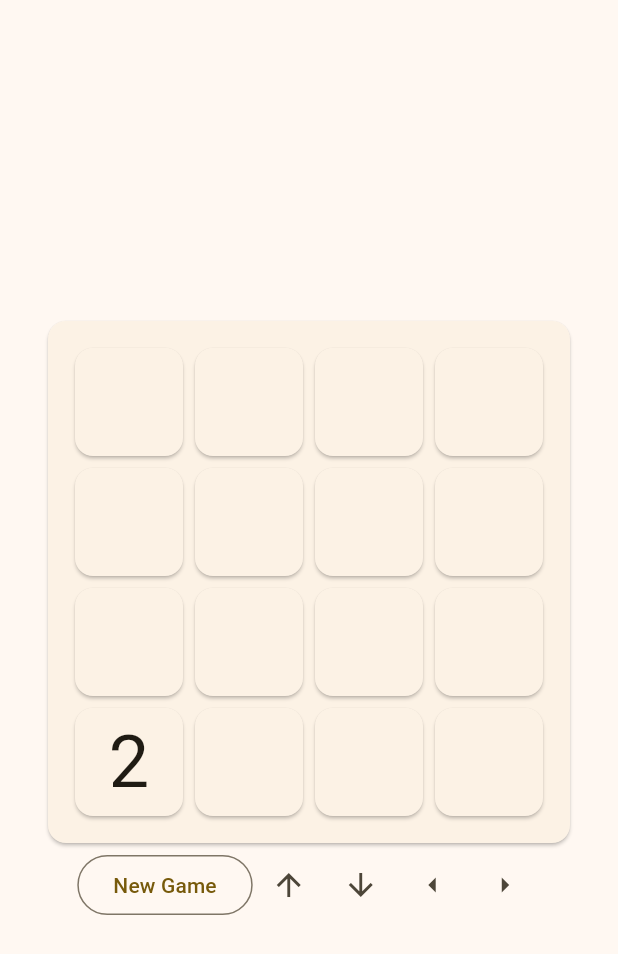
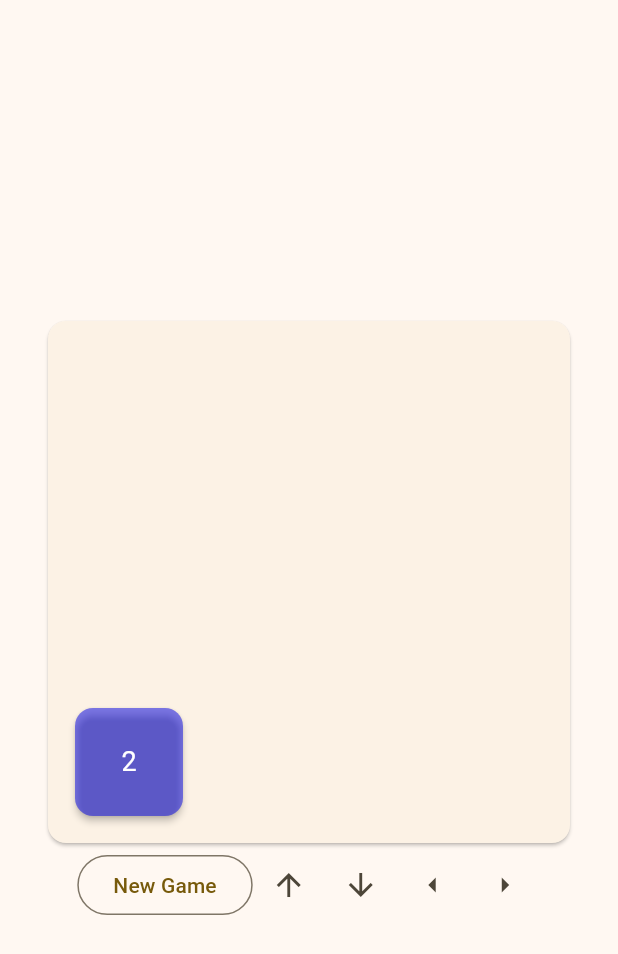
Before and after one commit to selbiew/twenty_forty_eight, a Flutter app: the screen it shows after launch, after a tap on "New Game", on a phone screen of 412 x 824 dp. Shown: the top 954 px of the screen. Run offline on Flutter 3.47's test engine with Material 3 defaults, Android fonts, the phone set to English and light mode, and no system bars; our stand-ins replace equatable, flutter_bloc.

Commit message:
Add color to tiles. Reduce tile fontsize.

```diff
--- a/lib/game_bloc.dart
+++ b/lib/bloc/game_bloc.dart
@@ -1,6 +1,6 @@
 import 'package:flutter_bloc/flutter_bloc.dart';
-import 'package:twenty_forty_eight/game_event.dart';
-import 'package:twenty_forty_eight/game_state.dart';
+import 'package:twenty_forty_eight/bloc/game_event.dart';
+import 'package:twenty_forty_eight/bloc/game_state.dart';
 
 class GameBloc extends Bloc<GameEvent, GameState> {
   GameBloc(GameBoard gameBoard) : super(GameNew(gameBoard)) {
--- /dev/null
+++ b/lib/constants.dart
@@ -0,0 +1,17 @@
+import 'package:flutter/material.dart';
+
+class Constants {
+  static Map<int, Color> tileColors = const {
+    2: Color.fromRGBO(0, 0, 230, 0.5),
+    4: Color.fromRGBO(0, 77, 230, 0.5),
+    8: Color.fromRGBO(0, 153, 230, 0.5),
+    16: Color.fromRGBO(0, 230, 230, 0.5),
+    32: Color.fromRGBO(0, 230, 153, 0.5),
+    64: Color.fromRGBO(0, 230, 77, 0.5),
+    128: Color.fromRGBO(76, 230, 0, 0.5),
+    256: Color.fromRGBO(191, 230, 0, 0.5),
+    512: Color.fromRGBO(255, 213, 0, 0.5),
+    1024: Color.fromRGBO(255, 153, 51, 0.5),
+    2048: Color.fromRGBO(255, 106, 77, 0.5),
+  };
+}
--- a/lib/home_page.dart
+++ b/lib/home_page.dart
@@ -1,9 +1,13 @@
+import 'dart:ui';
+
 import 'package:flutter/material.dart';
+import 'package:flutter/services.dart';
 
 import 'package:flutter_bloc/flutter_bloc.dart';
-import 'package:twenty_forty_eight/game_bloc.dart';
-import 'package:twenty_forty_eight/game_event.dart';
-import 'package:twenty_forty_eight/game_state.dart';
+import 'package:twenty_forty_eight/bloc/game_bloc.dart';
+import 'package:twenty_forty_eight/bloc/game_event.dart';
+import 'package:twenty_forty_eight/bloc/game_state.dart';
+import 'package:twenty_forty_eight/constants.dart';
 
 class TwentyFortyEightHomePage extends StatelessWidget {
   const TwentyFortyEightHomePage({Key? key}) : super(key: key);
@@ -87,7 +91,8 @@ class NumberTile extends StatelessWidget {
   @override
   Widget build(BuildContext context) {
     return Card(
-      // TODO: Color based on value
+      elevation: value != null ? 2 : 0,
+      color: value != null ? Constants.tileColors[value] : null,
       child: SizedBox(
         height: 72,
         width: 72,
@@ -95,7 +100,8 @@ class NumberTile extends StatelessWidget {
           child: Text(
             '${value ?? ''}',
             style: const TextStyle(
-              fontSize: 48,
+              fontSize: 18,
+              color: Colors.white,
             ),
           ),
         ),
@@ -113,25 +119,25 @@ class ActionsRow extends StatelessWidget {
       mainAxisAlignment: MainAxisAlignment.center,
       children: [
         OutlinedButton(
-          child: Text('New Game'),
+          child: const Text('New Game'),
           onPressed: () => {
-            context.read<GameBloc>().add(GameStarted()),
+            context.read<GameBloc>().add(const GameStarted()),
           },
         ),
         IconButton(
-          onPressed: () => context.read<GameBloc>().add(SwipedUp()),
+          onPressed: () => context.read<GameBloc>().add(const SwipedUp()),
           icon: const Icon(Icons.arrow_upward),
         ),
         IconButton(
-          onPressed: () => context.read<GameBloc>().add(SwipedDown()),
+          onPressed: () => context.read<GameBloc>().add(const SwipedDown()),
           icon: const Icon(Icons.arrow_downward),
         ),
         IconButton(
-          onPressed: () => context.read<GameBloc>().add(SwipedLeft()),
+          onPressed: () => context.read<GameBloc>().add(const SwipedLeft()),
           icon: const Icon(Icons.arrow_left),
         ),
         IconButton(
-          onPressed: () => context.read<GameBloc>().add(SwipedRight()),
+          onPressed: () => context.read<GameBloc>().add(const SwipedRight()),
           icon: const Icon(Icons.arrow_right),
         ),
       ],
```
Also changed, not shown: lib/bloc/game_event.dart (renamed from lib/game_event.dart), lib/bloc/game_state.dart (renamed from lib/game_state.dart), 1 other file.
